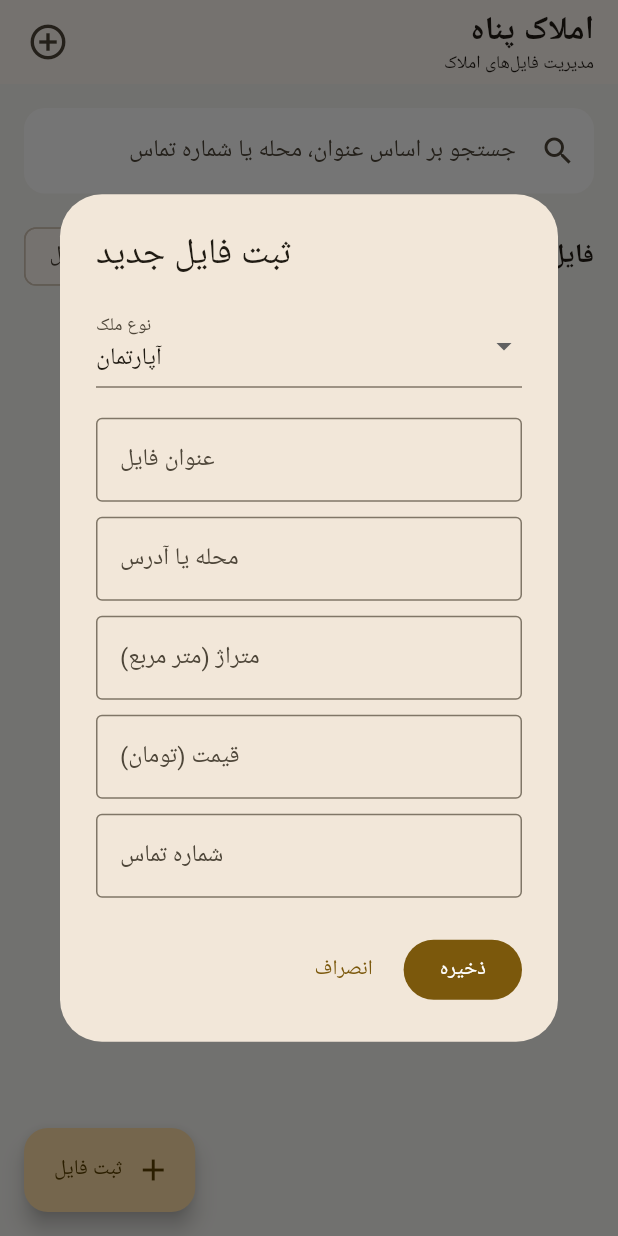
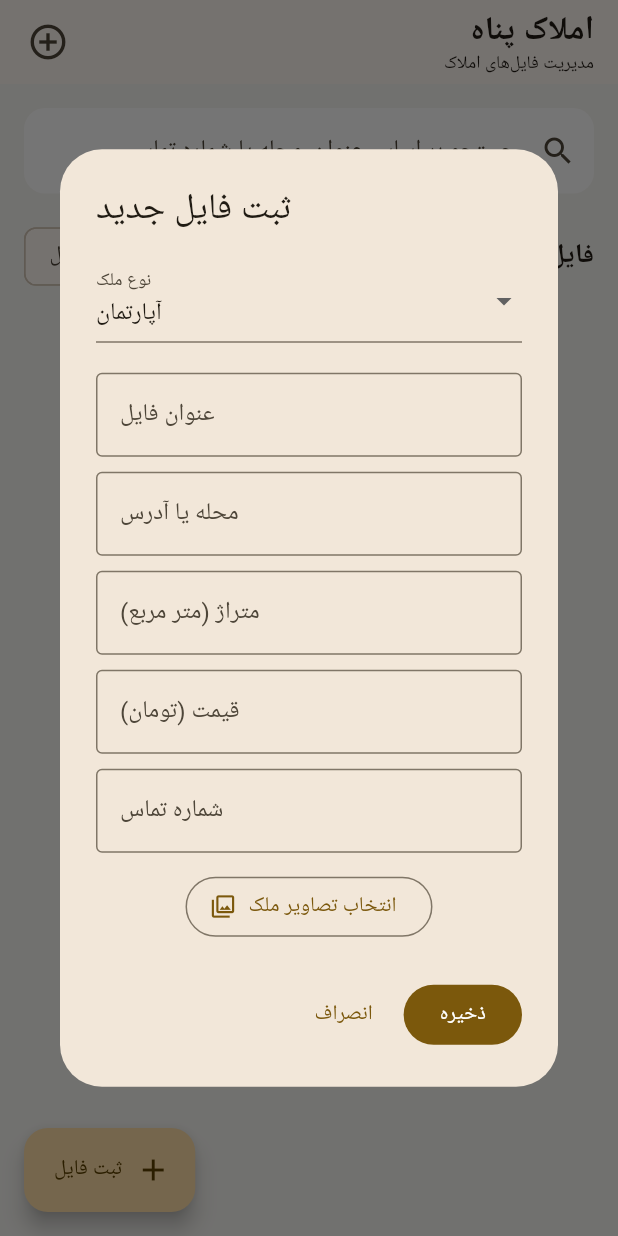
Before and after one commit to momenibabak646-creator/amlak-panah, a Flutter app: the screen it shows after launch, after a tap on "ثبت اولین فایل", on a phone screen of 412 x 824 dp. Run offline on Flutter 3.47's test engine with Material 3 defaults, Android fonts, the phone set to English and light mode, and no system bars; our stand-ins replace image_picker, shared_preferences, supabase_flutter; accounts and stored records are empty.

Commit message:
Add multi-image selection and Supabase upload

```diff
--- a/lib/main.dart
+++ b/lib/main.dart
@@ -2,6 +2,7 @@ import 'dart:convert';
 import 'package:flutter/material.dart';
 import 'package:shared_preferences/shared_preferences.dart';
 import 'package:supabase_flutter/supabase_flutter.dart';
+import 'package:image_picker/image_picker.dart';
 import 'app_config.dart';
 import 'supabase_service.dart';
 
@@ -230,6 +231,7 @@ class _PropertyHomePageState extends State<PropertyHomePage> {
     final phone = TextEditingController(text: property?.phone ?? '');
     String kind = property?.kind ?? 'آپارتمان';
     final formKey = GlobalKey<FormState>();
+    final List<XFile> selectedImages = [];
 
     final result = await showDialog<bool>(
       context: context,
@@ -255,6 +257,12 @@ class _PropertyHomePageState extends State<PropertyHomePage> {
                   _field(area, 'متراژ (متر مربع)', number: true),
                   _field(price, 'قیمت (تومان)', number: true),
                   _field(phone, 'شماره تماس', number: true),
+                  const SizedBox(height: 12),
+                  OutlinedButton.icon(onPressed: () async {
+                    final picked = await ImagePicker().pickMultiImage(imageQuality: 82);
+                    if (picked.isNotEmpty) setDialogState(() => selectedImages.addAll(picked));
+                  }, icon: const Icon(Icons.photo_library_outlined),
+                  label: Text(selectedImages.isEmpty ? 'انتخاب تصاویر ملک' : '${selectedImages.length} تصویر انتخاب شد')),
                 ]),
               ),
             ),
@@ -298,6 +306,7 @@ class _PropertyHomePageState extends State<PropertyHomePage> {
           final savedId = saved['id']?.toString();
           if (property == null && _properties.isNotEmpty) _properties.first.id = savedId;
           if (property != null) property.id = savedId;
+          if (savedId != null) { for (final image in selectedImages) { await AmlakSupabase.uploadImage(savedId, image); } }
         } catch (e) {
           if (mounted) ScaffoldMessenger.of(context).showSnackBar(
             SnackBar(content: Text('ذخیره آنلاین انجام نشد؛ نسخه گوشی نگهداری شد: $e')));
```
